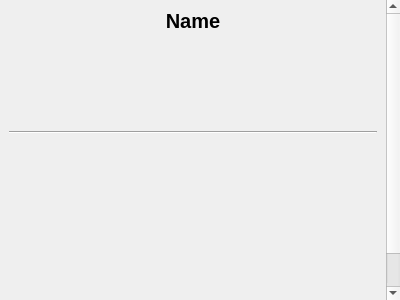
kaniol-lck/modmanager, file src/ui/modrinth/modrinthmodinfowidget.ui: the form before one commit.
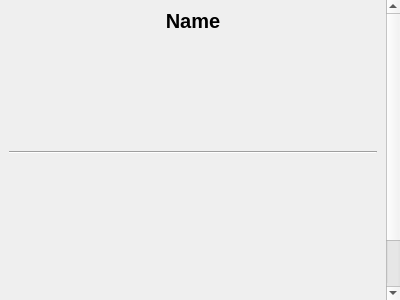
The form after the commit.

```diff
--- a/src/ui/modrinth/modrinthmodinfowidget.ui
+++ b/src/ui/modrinth/modrinthmodinfowidget.ui
@@ -40,7 +40,7 @@
         <x>0</x>
         <y>0</y>
         <width>379</width>
-        <height>360</height>
+        <height>387</height>
        </rect>
       </property>
       <layout class="QVBoxLayout" name="verticalLayout">
@@ -102,6 +102,30 @@
        <item>
         <widget class="QWidget" name="tagsWidget" native="true"/>
        </item>
+       <item>
+        <widget class="QLabel" name="modSummary">
+         <property name="sizePolicy">
+          <sizepolicy hsizetype="Preferred" vsizetype="Preferred">
+           <horstretch>0</horstretch>
+           <verstretch>0</verstretch>
+          </sizepolicy>
+         </property>
+         <property name="font">
+          <font>
+           <italic>false</italic>
+          </font>
+         </property>
+         <property name="toolTip">
+          <string notr="true"/>
+         </property>
+         <property name="text">
+          <string/>
+         </property>
+         <property name="wordWrap">
+          <bool>true</bool>
+         </property>
+        </widget>
+       </item>
        <item>
         <widget class="Line" name="line">
          <property name="orientation">
```
